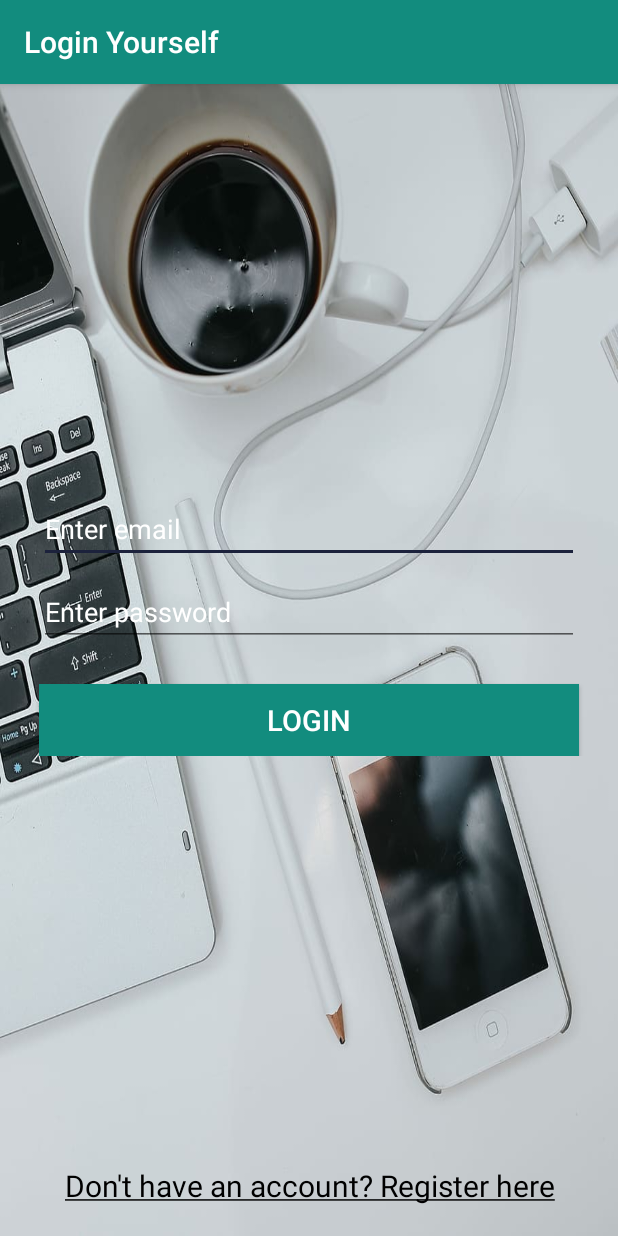
After one commit to anshus7007/WhatsAppClone, an Android app: the LoginActivity screen opened directly, with no data from a screen before it, on a phone screen of 412 x 824 dp. The commit adds this screen. Run offline under Robolectric (Android 15) with nearby library versions, the phone set to English and light mode, and no system bars; our stand-ins replace Firebase (no records; nobody signed in at launch, a user with empty details on screens opened directly); 1 statement that could not run was skipped.

Commit message:
added login and sign up page

```diff
--- /dev/null
+++ b/app/src/main/java/com/anshu/whatsappmessenger/ui/activity/LoginActivity.kt
@@ -0,0 +1,42 @@
+package com.anshu.whatsappmessenger.ui.activity
+
+import android.content.Intent
+import androidx.appcompat.app.AppCompatActivity
+import android.os.Bundle
+import android.widget.TextView
+import androidx.appcompat.widget.Toolbar
+import com.anshu.whatsappmessenger.R
+import com.google.firebase.auth.FirebaseAuth
+import com.google.firebase.auth.FirebaseUser
+
+class LoginActivity : AppCompatActivity() {
+
+    var firebaseUser: FirebaseUser?=null
+    lateinit var tvRegisterNewUser:TextView
+    override fun onCreate(savedInstanceState: Bundle?) {
+        super.onCreate(savedInstanceState)
+        setContentView(R.layout.activity_login)
+
+
+        val toolbar: Toolbar = findViewById(R.id.toolbar_login)
+        setSupportActionBar(toolbar)
+        supportActionBar!!.title="Login Yourself"
+        tvRegisterNewUser=findViewById(R.id.tvRegisterNewUser)
+        tvRegisterNewUser.setOnClickListener {
+            startActivity(Intent(this,RegisterActivity::class.java))
+        }
+
+    }
+
+    override fun onStart() {
+        super.onStart()
+        firebaseUser= FirebaseAuth.getInstance().currentUser
+
+        if(firebaseUser!=null)
+        {
+            startActivity(Intent(this,MainActivity::class.java))
+            finish()
+        }
+
+    }
+}
--- /dev/null
+++ b/app/src/main/res/layout/activity_login.xml
@@ -0,0 +1,97 @@
+<?xml version="1.0" encoding="utf-8"?>
+<RelativeLayout xmlns:android="http://schemas.android.com/apk/res/android"
+    xmlns:app="http://schemas.android.com/apk/res-auto"
+    xmlns:tools="http://schemas.android.com/tools"
+    android:layout_width="match_parent"
+    android:background="@drawable/login"
+    android:layout_height="match_parent"
+    tools:context=".ui.activity.LoginActivity">
+
+
+
+    <com.google.android.material.appbar.AppBarLayout
+        android:layout_width="match_parent"
+        android:layout_height="wrap_content"
+        android:theme="@style/AppTheme.AppBarOverlay">
+
+        <androidx.appcompat.widget.Toolbar
+            android:id="@+id/toolbar_login"
+            android:layout_width="match_parent"
+            android:layout_height="wrap_content"
+            android:background="?attr/colorPrimaryDark"
+            app:popupTheme="@style/AppTheme.PopupOverlay">
+        </androidx.appcompat.widget.Toolbar>
+
+
+
+    </com.google.android.material.appbar.AppBarLayout>
+
+
+    <LinearLayout
+        android:layout_width="match_parent"
+        android:layout_height="wrap_content"
+        android:orientation="vertical"
+        android:gravity="center_horizontal"
+        android:padding="16dp"
+        android:layout_centerInParent="true">
+
+
+
+        <EditText
+            android:id="@+id/etEmailLogin"
+            android:layout_width="match_parent"
+            android:layout_height="wrap_content"
+            android:layout_marginLeft="10dp"
+            android:layout_marginRight="10dp"
+            android:hint="Enter email"
+            android:inputType="text"
+            android:layout_marginTop="10dp"
+
+            android:textColor="@android:color/white"
+            android:textColorHint="@android:color/white"/>
+
+
+        <EditText
+            android:id="@+id/etPasswordLogin"
+            android:layout_width="match_parent"
+            android:layout_height="wrap_content"
+            android:layout_marginLeft="10dp"
+            android:layout_marginRight="10dp"
+            android:hint="Enter password"
+            android:layout_marginTop="10dp"
+
+            android:inputType="textPhonetic"
+            android:textColor="@android:color/white"
+            android:textColorHint="@android:color/white"/>
+
+        <Button
+            android:id="@+id/btnLogin"
+            android:layout_width="match_parent"
+            android:layout_height="wrap_content"
+            android:layout_marginLeft="10dp"
+            android:layout_marginRight="10dp"
+            android:text="LogIn"
+            android:layout_marginTop="25dp"
+            android:textSize="19sp"
+            android:textColor="@android:color/white"
+            android:background="@color/colorPrimaryDark"/>
+
+    </LinearLayout>
+
+    <TextView
+        android:id="@+id/tvRegisterNewUser"
+        android:layout_width="match_parent"
+        android:layout_height="wrap_content"
+        android:layout_marginLeft="10dp"
+        android:layout_marginRight="10dp"
+        android:layout_marginTop="10dp"
+        android:layout_marginBottom="20dp"
+        android:layout_alignParentBottom="true"
+        android:textSize="20sp"
+        android:gravity="center_horizontal"
+        android:text="@string/don_t_have_an_account_register_here"
+        android:textColor="@android:color/black"
+        android:textColorHint="@android:color/white"/>
+
+
+</RelativeLayout>
--- a/app/src/main/res/values/strings.xml
+++ b/app/src/main/res/values/strings.xml
@@ -11,4 +11,5 @@
     <string name="hello_second_fragment">Hello second fragment. Arg: %1$s</string>
     <!-- TODO: Remove or change this placeholder text -->
     <string name="hello_blank_fragment">Hello blank fragment</string>
+    <string name="don_t_have_an_account_register_here"><u>Don\'t have an account? Register here</u></string>
 </resources>
--- a/app/src/main/res/values/styles.xml
+++ b/app/src/main/res/values/styles.xml
@@ -1,6 +1,6 @@
 <resources>
     <!-- Base application theme. -->
-    <style name="AppTheme" parent="Theme.AppCompat.Light.DarkActionBar">
+    <style name="AppTheme" parent="Theme.AppCompat.Light.NoActionBar">
         <!-- Customize your theme here. -->
         <item name="colorPrimary">@color/colorPrimary</item>
         <item name="colorPrimaryDark">@color/colorPrimaryDark</item>
```
Also changed, not shown: app/src/main/AndroidManifest.xml (+10 -4 lines), app/src/main/java/com/anshu/whatsappmessenger/ui/activity/RegisterActivity.kt (added, +23 -0 lines), app/src/main/java/com/anshu/whatsappmessenger/ui/activity/SplashActivity.kt (added, +38 -0 lines), app/src/main/res/layout/activity_register.xml (added, +89 -0 lines), app/src/main/res/layout/activity_splash.xml (added, +10 -0 lines).
